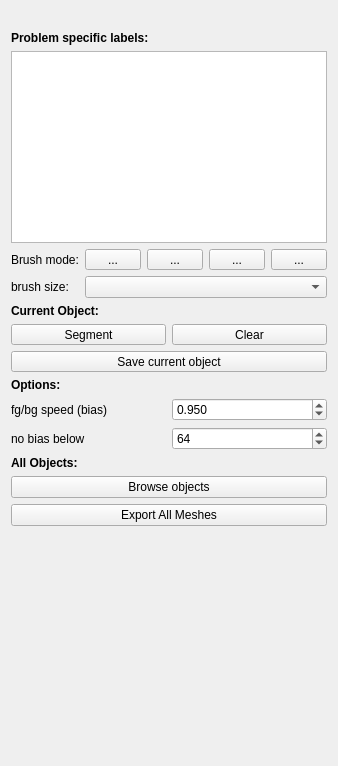
This is ilastik/workflows/carving/carvingDrawer.ui in ilastik/ilastik as Qt 5 draws it before an edit. The edited form follows.
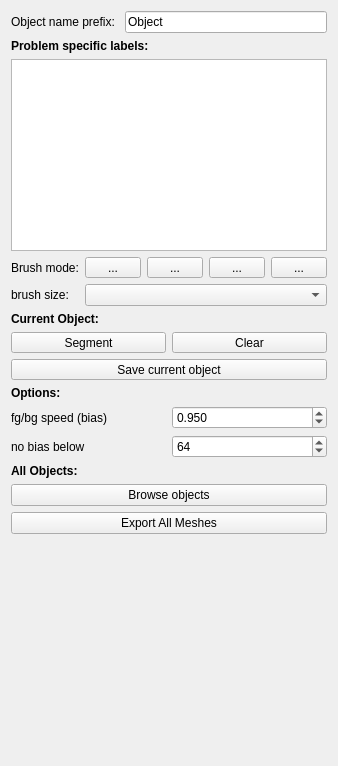
This is the edited form. Icons and pictures are not drawn. Custom widgets are drawn as their Qt base class.

Commit message: Make object prefix configurable

The edit to the form file:
```diff
--- a/ilastik/workflows/carving/carvingDrawer.ui
+++ b/ilastik/workflows/carving/carvingDrawer.ui
@@ -40,11 +40,32 @@
      <property name="sizeHint" stdset="0">
       <size>
        <width>317</width>
-       <height>20</height>
+       <height>0</height>
       </size>
      </property>
     </spacer>
    </item>
+   <item>
+    <layout class="QGridLayout" name="objNamePrefixLayout">
+     <item row="1" column="0">
+      <widget class="QLabel" name="objNameLabel">
+       <property name="toolTip">
+        <string>This parameter defines common prefix used for auto-generated names</string>
+       </property>
+       <property name="text">
+        <string>Object name prefix: </string>
+       </property>
+      </widget>
+     </item>
+     <item row="1" column="1">
+      <widget class="QLineEdit" name="objPrefix">
+       <property name="text">
+        <string>Object </string>
+       </property>
+      </widget>
+     </item>
+    </layout>
+   </item>
    <item>
     <widget class="QLabel" name="label">
      <property name="sizePolicy">
```
The commit also changes 1 other file.
